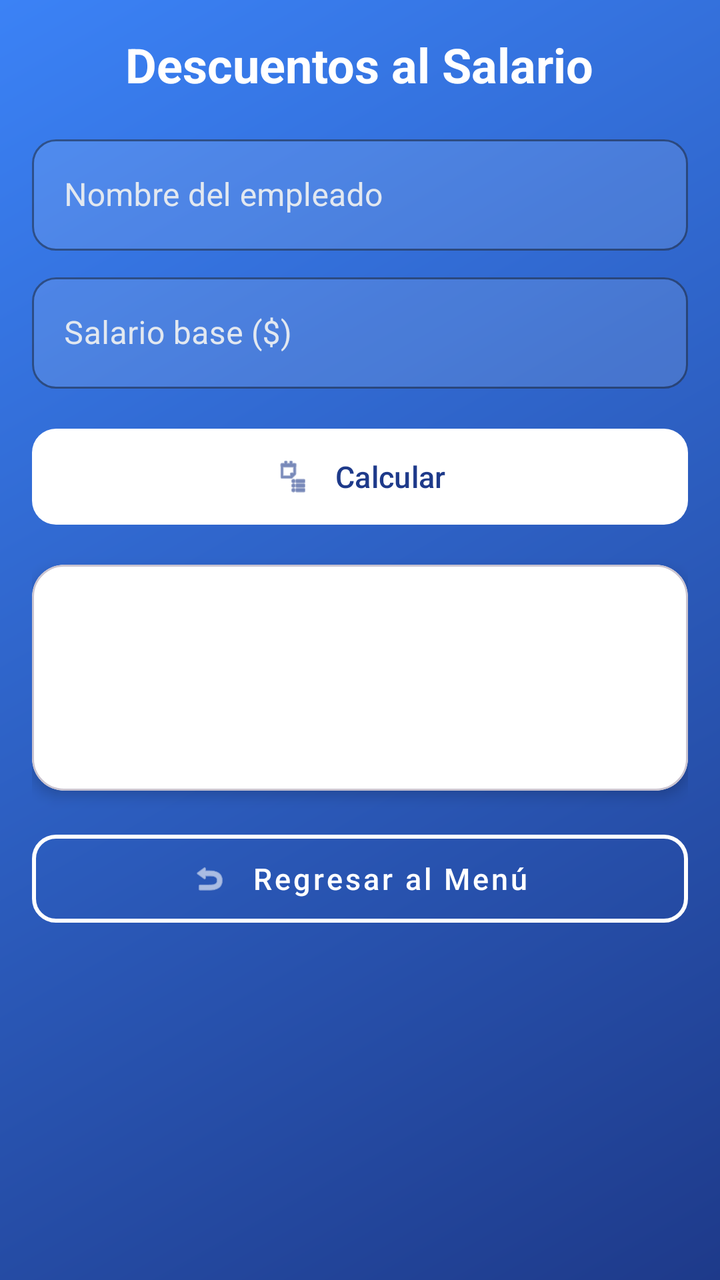
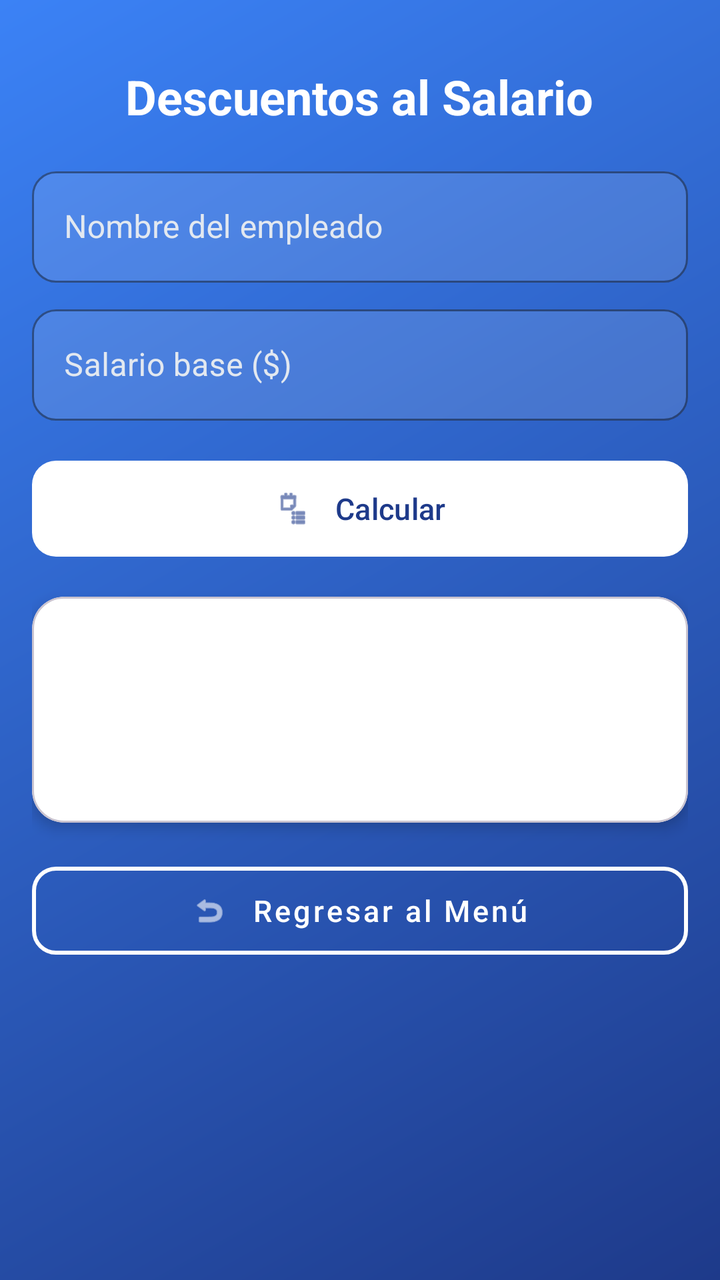

The first picture is an Android layout as it rendered before a commit; the second is the same layout after the commit. The layout source and the unified diff follow.
<!-- AndroidManifest.xml: application theme Theme._1erDesafioDSM -->
<!-- res/layout/activity_salario.xml -->
<?xml version="1.0" encoding="utf-8"?>
<ScrollView xmlns:android="http://schemas.android.com/apk/res/android"
    xmlns:app="http://schemas.android.com/apk/res-auto"
    android:layout_width="match_parent"
    android:layout_height="match_parent"
    android:background="@drawable/bg_gradient"
    android:padding="@dimen/padding_medium">

    <LinearLayout
        android:layout_width="match_parent"
        android:layout_height="wrap_content"
        android:orientation="vertical">

        
        <TextView
            android:layout_width="wrap_content"
            android:layout_height="wrap_content"
            android:text="@string/titulo_salario"
            android:textSize="24sp"
            android:textStyle="bold"
            android:textColor="#FFFFFF"
            android:layout_gravity="center_horizontal"
            android:layout_marginBottom="@dimen/margin_medium" />

        
        <com.google.android.material.textfield.TextInputLayout
            style="@style/Widget.MaterialComponents.TextInputLayout.OutlinedBox"
            android:layout_width="match_parent"
            android:layout_height="wrap_content"
            android:hint="@string/hint_nombre_empleado"
            android:textColorHint="#E2E8F0"
            app:boxBackgroundColor="#1EFFFFFF"
            app:boxCornerRadiusTopStart="12dp"
            app:boxCornerRadiusTopEnd="12dp"
            app:boxCornerRadiusBottomStart="12dp"
            app:boxCornerRadiusBottomEnd="12dp"
            app:boxStrokeColor="#FFFFFF"
            app:hintTextColor="#FFFFFF"
            android:layout_marginBottom="@dimen/margin_small">

            <com.google.android.material.textfield.TextInputEditText
                android:id="@+id/txtNombreEmp"
                android:layout_width="match_parent"
                android:layout_height="wrap_content"
                android:inputType="textPersonName"
                android:textColor="#FFFFFF" />
        </com.google.android.material.textfield.TextInputLayout>

        
        <com.google.android.material.textfield.TextInputLayout
            style="@style/Widget.MaterialComponents.TextInputLayout.OutlinedBox"
            android:layout_width="match_parent"
            android:layout_height="wrap_content"
            android:hint="@string/hint_salario_base"
            android:textColorHint="#E2E8F0"
            app:boxBackgroundColor="#1EFFFFFF"
            app:boxCornerRadiusTopStart="12dp"
            app:boxCornerRadiusTopEnd="12dp"
            app:boxCornerRadiusBottomStart="12dp"
            app:boxCornerRadiusBottomEnd="12dp"
            app:boxStrokeColor="#FFFFFF"
            app:hintTextColor="#FFFFFF"
            android:layout_marginBottom="@dimen/margin_medium">

            <com.google.android.material.textfield.TextInputEditText
                android:id="@+id/txtSalarioBase"
                android:layout_width="match_parent"
                android:layout_height="wrap_content"
                android:inputType="numberDecimal"
                android:textColor="#FFFFFF" />
        </com.google.android.material.textfield.TextInputLayout>

        
        <com.google.android.material.button.MaterialButton
            android:id="@+id/btnCalcularSalario"
            android:layout_width="match_parent"
            android:layout_height="56dp"
            android:text="@string/btn_calcular"
            android:textSize="15sp"
            android:textAllCaps="false"
            android:textColor="#1E3A8A"
            app:backgroundTint="#FFFFFF"
            app:iconTint="#1E3A8A"
            app:cornerRadius="12dp"
            app:icon="@android:drawable/ic_menu_agenda"
            app:iconGravity="textStart"
            app:iconPadding="12dp"
            android:layout_marginBottom="@dimen/margin_medium" />

        
        <com.google.android.material.card.MaterialCardView
            android:layout_width="match_parent"
            android:layout_height="wrap_content"
            app:cardCornerRadius="16dp"
            app:cardElevation="4dp"
            app:cardBackgroundColor="#FFFFFF"
            android:layout_marginBottom="@dimen/margin_medium">

            <LinearLayout
                android:layout_width="match_parent"
                android:layout_height="wrap_content"
                android:orientation="vertical"
                android:padding="@dimen/padding_medium">

                <TextView
                    android:id="@+id/txtSalarioBrutoResultado"
                    android:layout_width="match_parent"
                    android:layout_height="wrap_content"
                    android:textSize="@dimen/text_body_size"
                    android:textColor="@color/salario_bruto"
                    android:textStyle="bold"
                    android:layout_marginBottom="@dimen/margin_small" />

                <TextView
                    android:id="@+id/txtDescuentosResultado"
                    android:layout_width="match_parent"
                    android:layout_height="wrap_content"
                    android:textSize="@dimen/text_body_size"
                    android:textColor="@color/descuento"
                    android:layout_marginBottom="@dimen/margin_small" />

                <TextView
                    android:id="@+id/txtSalarioNetoResultado"
                    android:layout_width="match_parent"
                    android:layout_height="wrap_content"
                    android:textSize="@dimen/text_body_size"
                    android:textColor="@color/salario_neto"
                    android:textStyle="bold" />
            </LinearLayout>
        </com.google.android.material.card.MaterialCardView>

        
        <com.google.android.material.button.MaterialButton
            android:id="@+id/btnRegresarMenu"
            style="@style/Widget.MaterialComponents.Button.OutlinedButton"
            android:layout_width="match_parent"
            android:layout_height="56dp"
            android:text="Regresar al Menú"
            android:textSize="15sp"
            android:textAllCaps="false"
            android:textColor="#FFFFFF"
            app:strokeColor="#FFFFFF"
            app:strokeWidth="2dp"
            app:cornerRadius="12dp"
            app:icon="@android:drawable/ic_menu_revert"
            app:iconTint="#FFFFFF"
            app:iconGravity="textStart"
            app:iconPadding="12dp" />

    </LinearLayout>
</ScrollView>
<!-- resources referenced by this layout -->
<resources>
  <color name="descuento">#C62828</color>
  <color name="salario_bruto">#1E88E5</color>
  <color name="salario_neto">#2E7D32</color>
  <dimen name="margin_medium">16dp</dimen>
  <dimen name="margin_small">8dp</dimen>
  <dimen name="padding_medium">16dp</dimen>
  <dimen name="text_body_size">16sp</dimen>
  <!-- drawable bg_gradient (drawable) -->
  <?xml version="1.0" encoding="utf-8"?>
  <shape xmlns:android="http://schemas.android.com/apk/res/android"
      android:shape="rectangle">
      <gradient
          android:angle="135"
          android:startColor="#1E3A8A"
          android:endColor="#3B82F6" />
  </shape>
  <string name="btn_calcular">Calcular</string>
  <string name="hint_nombre_empleado">Nombre del empleado</string>
  <string name="hint_salario_base">Salario base ($)</string>
  <string name="titulo_salario">Descuentos al Salario</string>
  <style name="Theme._1erDesafioDSM" parent="Base.Theme._1erDesafioDSM" />
  <style name="Base.Theme._1erDesafioDSM" parent="Theme.Material3.DayNight.NoActionBar">
          
          
      </style>
</resources>

<!-- the commit's change to res/layout/activity_salario.xml (unified diff, before → after) -->
@@ -4,6 +4,7 @@
     android:layout_width="match_parent"
     android:layout_height="match_parent"
     android:background="@drawable/bg_gradient"
+    android:fitsSystemWindows="true"
     android:padding="@dimen/padding_medium">
 
     <LinearLayout
@@ -20,6 +21,7 @@
             android:textStyle="bold"
             android:textColor="#FFFFFF"
             android:layout_gravity="center_horizontal"
+            android:layout_marginTop="16dp"
             android:layout_marginBottom="@dimen/margin_medium" />
 
         
